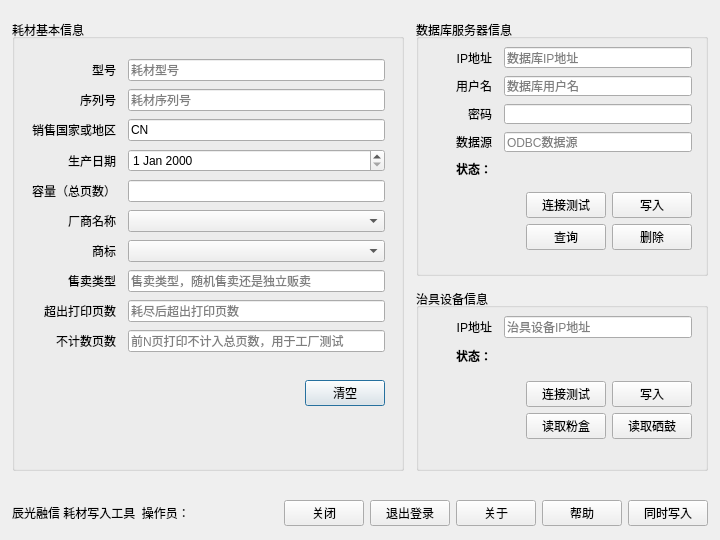
This is supplywriter.ui in zlmone/supply_writer as Qt 5 draws it before an edit. The edited form follows.
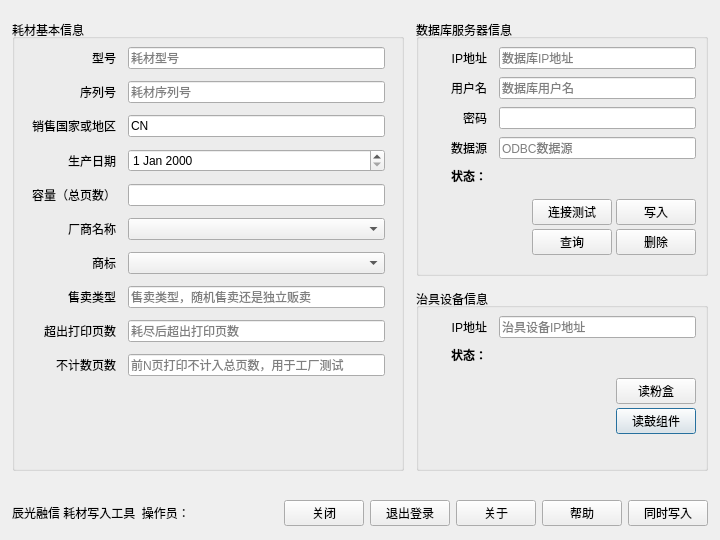
This is the edited form. The open tabs and pages were chosen to show the change.

Commit message: auto connect & write

```diff
--- a/supplywriter.ui
+++ b/supplywriter.ui
@@ -512,7 +512,7 @@
            <x>10</x>
            <y>20</y>
            <width>371</width>
-           <height>381</height>
+           <height>361</height>
           </rect>
          </property>
          <layout class="QVBoxLayout" name="verticalLayout_10">
@@ -539,12 +539,9 @@
             <property name="bottomMargin">
              <number>8</number>
             </property>
-            <property name="horizontalSpacing">
+            <property name="spacing">
              <number>12</number>
             </property>
-            <property name="verticalSpacing">
-             <number>8</number>
-            </property>
             <item row="6" column="0">
              <widget class="QLabel" name="label_8">
               <property name="text">
@@ -753,37 +750,17 @@
            </layout>
           </item>
           <item>
-           <layout class="QHBoxLayout" name="horizontalLayout_12">
-            <property name="topMargin">
-             <number>0</number>
+           <spacer name="verticalSpacer_2">
+            <property name="orientation">
+             <enum>Qt::Vertical</enum>
             </property>
-            <property name="rightMargin">
-             <number>8</number>
+            <property name="sizeHint" stdset="0">
+             <size>
+              <width>20</width>
+              <height>40</height>
+             </size>
             </property>
-            <item>
-             <spacer name="horizontalSpacer_18">
-              <property name="orientation">
-               <enum>Qt::Horizontal</enum>
-              </property>
-              <property name="sizeHint" stdset="0">
-               <size>
-                <width>40</width>
-                <height>20</height>
-               </size>
-              </property>
-             </spacer>
-            </item>
-            <item>
-             <widget class="QPushButton" name="ClearSupplyInfo">
-              <property name="toolTip">
-               <string>清空耗材信息</string>
-              </property>
-              <property name="text">
-               <string>清空</string>
-              </property>
-             </widget>
-            </item>
-           </layout>
+           </spacer>
           </item>
          </layout>
         </widget>
@@ -820,10 +797,10 @@
              <x>10</x>
              <y>20</y>
              <width>270</width>
-             <height>211</height>
+             <height>221</height>
             </rect>
            </property>
-           <layout class="QVBoxLayout" name="verticalLayout_4" stretch="4,1">
+           <layout class="QVBoxLayout" name="verticalLayout_4" stretch="4,1,0">
             <property name="leftMargin">
              <number>4</number>
             </property>
@@ -831,13 +808,13 @@
              <number>0</number>
             </property>
             <property name="rightMargin">
-             <number>4</number>
+             <number>0</number>
             </property>
             <property name="bottomMargin">
              <number>0</number>
             </property>
             <item>
-             <layout class="QGridLayout" name="gridLayout_2" rowstretch="1,1,1,1,1" columnstretch="2,7" rowminimumheight="1,1,1,1,1" columnminimumwidth="1,3">
+             <layout class="QGridLayout" name="gridLayout_2" rowstretch="1,1,1,1,1" columnstretch="1,4" rowminimumheight="1,1,1,1,1" columnminimumwidth="1,3">
               <property name="leftMargin">
                <number>8</number>
               </property>
@@ -960,6 +937,16 @@
             </item>
             <item>
              <layout class="QHBoxLayout" name="horizontalLayout_4">
+              <property name="spacing">
+               <number>4</number>
+              </property>
+              <item>
+               <widget class="QLabel" name="label_46">
+                <property name="text">
+                 <string/>
+                </property>
+               </widget>
+              </item>
               <item>
                <spacer name="horizontalSpacer_2">
                 <property name="orientation">
@@ -1046,6 +1033,19 @@
               </item>
              </layout>
             </item>
+            <item>
+             <spacer name="verticalSpacer_4">
+              <property name="orientation">
+               <enum>Qt::Vertical</enum>
+              </property>
+              <property name="sizeHint" stdset="0">
+               <size>
+                <width>20</width>
+                <height>40</height>
+               </size>
+              </property>
+             </spacer>
+            </item>
            </layout>
           </widget>
          </widget>
@@ -1064,10 +1064,10 @@
              <x>10</x>
              <y>20</y>
              <width>270</width>
-             <height>131</height>
+             <height>151</height>
             </rect>
            </property>
-           <layout class="QVBoxLayout" name="verticalLayout_5" stretch="2,1">
+           <layout class="QVBoxLayout" name="verticalLayout_5" stretch="2,1,0">
             <property name="leftMargin">
              <number>4</number>
             </property>
@@ -1075,13 +1075,13 @@
              <number>0</number>
             </property>
             <property name="rightMargin">
-             <number>4</number>
+             <number>0</number>
             </property>
             <property name="bottomMargin">
              <number>0</number>
             </property>
             <item>
-             <layout class="QGridLayout" name="gridLayout_3" rowstretch="1,1" columnstretch="2,7" rowminimumheight="1,1" columnminimumwidth="1,3">
+             <layout class="QGridLayout" name="gridLayout_3" rowstretch="1,1" columnstretch="1,4" rowminimumheight="1,1" columnminimumwidth="1,3">
               <property name="leftMargin">
                <number>8</number>
               </property>
@@ -1141,6 +1141,16 @@
             </item>
             <item>
              <layout class="QHBoxLayout" name="horizontalLayout_7">
+              <property name="spacing">
+               <number>4</number>
+              </property>
+              <item>
+               <widget class="QLabel" name="label_45">
+                <property name="text">
+                 <string/>
+                </property>
+               </widget>
+              </item>
               <item>
                <spacer name="horizontalSpacer_3">
                 <property name="orientation">
@@ -1155,7 +1165,7 @@
                </spacer>
               </item>
               <item>
-               <layout class="QGridLayout" name="gridLayout_5" columnstretch="1,1" columnminimumwidth="1,1">
+               <layout class="QGridLayout" name="gridLayout_5" columnstretch="0">
                 <property name="leftMargin">
                  <number>0</number>
                 </property>
@@ -1168,52 +1178,26 @@
                 <property name="bottomMargin">
                  <number>0</number>
                 </property>
-                <item row="0" column="0">
-                 <widget class="QPushButton" name="pushButton_1">
-                  <property name="toolTip">
-                   <string>测试治具环境是否正常</string>
-                  </property>
-                  <property name="text">
-                   <string>连接测试</string>
-                  </property>
-                  <property name="autoDefault">
-                   <bool>false</bool>
-                  </property>
-                 </widget>
-                </item>
-                <item row="0" column="1">
-                 <widget class="QPushButton" name="pushButton_5">
-                  <property name="toolTip">
-                   <string>将耗材信息发送到治具，由治具写入耗材芯片</string>
-                  </property>
-                  <property name="text">
-                   <string>写入</string>
-                  </property>
-                  <property name="autoDefault">
-                   <bool>false</bool>
-                  </property>
-                 </widget>
-                </item>
                 <item row="1" column="0">
                  <widget class="QPushButton" name="ReadTonerInfo">
                   <property name="toolTip">
                    <string>读出治具上粉盒芯片信息</string>
                   </property>
                   <property name="text">
-                   <string>读取粉盒</string>
+                   <string>读粉盒</string>
                   </property>
                   <property name="autoDefault">
                    <bool>false</bool>
                   </property>
                  </widget>
                 </item>
-                <item row="1" column="1">
+                <item row="2" column="0">
                  <widget class="QPushButton" name="ReadDrumInfo">
                   <property name="toolTip">
                    <string>读出治具上鼓组件芯片信息</string>
                   </property>
                   <property name="text">
-                   <string>读取硒鼓</string>
+                   <string>读鼓组件</string>
                   </property>
                  </widget>
                 </item>
@@ -1221,6 +1205,19 @@
               </item>
              </layout>
             </item>
+            <item>
+             <spacer name="verticalSpacer_3">
+              <property name="orientation">
+               <enum>Qt::Vertical</enum>
+              </property>
+              <property name="sizeHint" stdset="0">
+               <size>
+                <width>20</width>
+                <height>40</height>
+               </size>
+              </property>
+             </spacer>
+            </item>
            </layout>
           </widget>
          </widget>
```
The commit also changes 2 other files.
